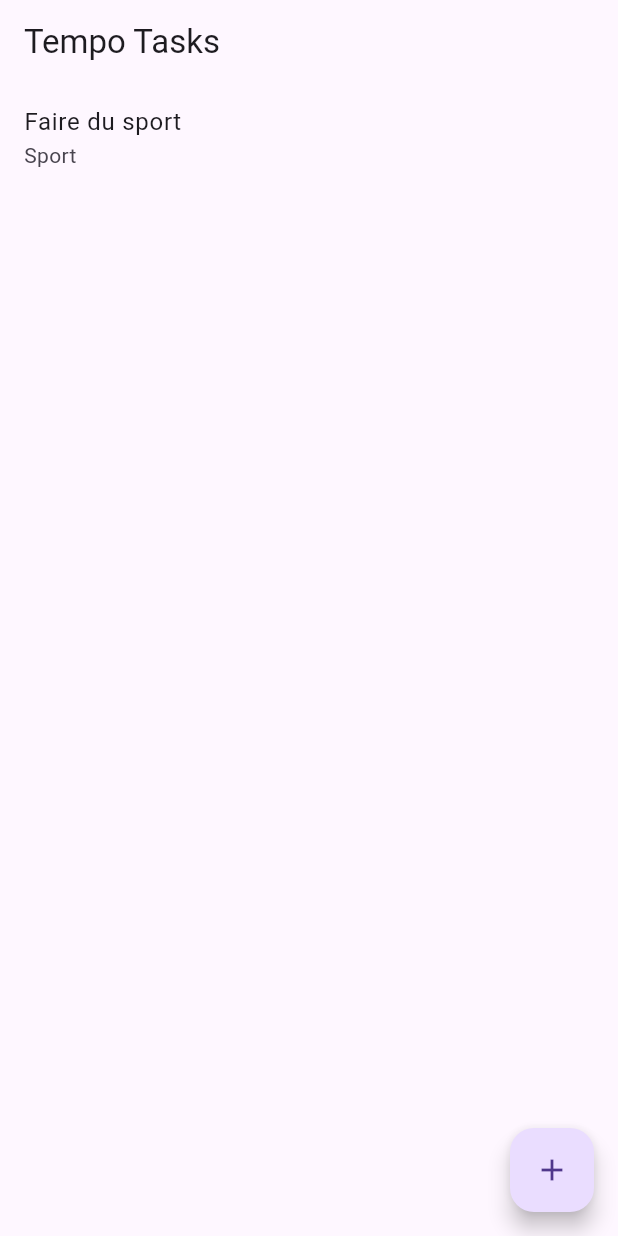
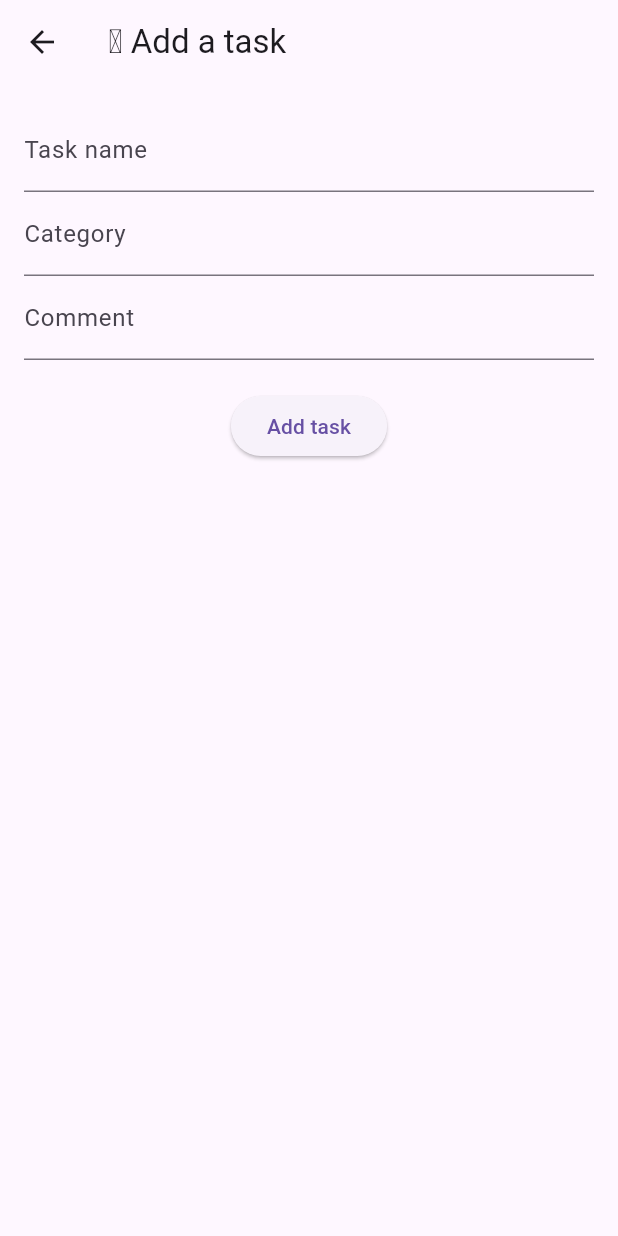
Before and after one commit to ayman-benammour/m1-rattrapages-benammour-ayman, a Flutter app: the screen it shows after launch, after a tap on the "add" icon, on a phone screen of 412 x 824 dp. Run offline on Flutter 3.47's test engine with Material 3 defaults, Android fonts, the phone set to English and light mode, and no system bars.

Commit message:
:sparkles: Add screen of add tasks

```diff
--- a/lib/main.dart
+++ b/lib/main.dart
@@ -15,7 +15,7 @@ class MyApp extends StatelessWidget {
     return ChangeNotifierProvider(
       create: (context) => TaskProvider(),
       child: MaterialApp(
-        title: 'Time Tracking App',
+        title: 'Tempo Tasks',
         theme: ThemeData(
           primarySwatch: Colors.blue,
         ),
--- a/lib/providers/task_provider.dart
+++ b/lib/providers/task_provider.dart
@@ -2,6 +2,8 @@ import 'package:flutter/material.dart';
 import '../models/task.dart';
 
 class TaskProvider with ChangeNotifier {
+
+  // List tasks
   final List<Task> _tasks = [
     // Test
     Task(
@@ -14,4 +16,13 @@ class TaskProvider with ChangeNotifier {
   ];
 
   List<Task> get tasks => _tasks;
+
+  // Add task
+  void addTask(Task task) {
+    _tasks.add(task);
+    notifyListeners();
+  }
+
+  // Remove task
+  // a faire
 }
--- /dev/null
+++ b/lib/screens/add_task_screen.dart
@@ -0,0 +1,74 @@
+import 'package:flutter/material.dart';
+import 'package:provider/provider.dart';
+import '../providers/task_provider.dart';
+import '../models/task.dart';
+
+class AddTaskScreen extends StatelessWidget {
+  final _formKey = GlobalKey<FormState>();
+  final _nameController = TextEditingController();
+  final _categoryController = TextEditingController();
+  final _commentController = TextEditingController();
+
+  AddTaskScreen({super.key});
+
+  @override
+  Widget build(BuildContext context) {
+    return Scaffold(
+      appBar: AppBar(
+        title: const Text('🪄 Add a task'),
+      ),
+      body: Padding(
+        padding: const EdgeInsets.all(16.0),
+        child: Form(
+          key: _formKey,
+          child: Column(
+            children: <Widget>[
+              TextFormField(
+                controller: _nameController,
+                decoration: const InputDecoration(labelText: 'Task name'),
+                validator: (value) {
+                  if (value == null || value.isEmpty) {
+                    return 'Please enter a task name';
+                  }
+                  return null;
+                },
+              ),
+              // Pour l'instant text mais mettre list
+              TextFormField(
+                controller: _categoryController,
+                decoration: const InputDecoration(labelText: 'Category'),
+                validator: (value) {
+                  if (value == null || value.isEmpty) {
+                    return 'Please enter a category';
+                  }
+                  return null;
+                },
+              ),
+              TextFormField(
+                controller: _commentController,
+                decoration: const InputDecoration(labelText: 'Comment'),
+              ),
+              const SizedBox(height: 20),
+              ElevatedButton(
+                onPressed: () {
+                  if (_formKey.currentState!.validate()) {
+                    final task = Task(
+                      name: _nameController.text,
+                      category: _categoryController.text,
+                      comment: _commentController.text,
+                      duration: Duration.zero,
+                      date: DateTime.now(),
+                    );
+                    Provider.of<TaskProvider>(context, listen: false).addTask(task);
+                    Navigator.pop(context);
+                  }
+                },
+                child: const Text('Add task'),
+              ),
+            ],
+          ),
+        ),
+      ),
+    );
+  }
+}
--- a/lib/screens/home_screen.dart
+++ b/lib/screens/home_screen.dart
@@ -1,6 +1,7 @@
 import 'package:flutter/material.dart';
 import 'package:provider/provider.dart';
 import '../providers/task_provider.dart';
+import 'add_task_screen.dart';
 
 class HomeScreen extends StatelessWidget {
   const HomeScreen({super.key});
@@ -11,7 +12,7 @@ class HomeScreen extends StatelessWidget {
 
     return Scaffold(
       appBar: AppBar(
-        title: const Text('Tempo Tasks'),
+        title: const Text('✅ Tempo Tasks'),
       ),
       body: ListView.builder(
         itemCount: taskProvider.tasks.length,
@@ -25,7 +26,10 @@ class HomeScreen extends StatelessWidget {
       ),
       floatingActionButton: FloatingActionButton(
         onPressed: () {
-          // ajt une tache/ a faire
+          Navigator.push(
+            context,
+            MaterialPageRoute(builder: (context) => AddTaskScreen()),
+          );
         },
         child: const Icon(Icons.add),
       ),
```
